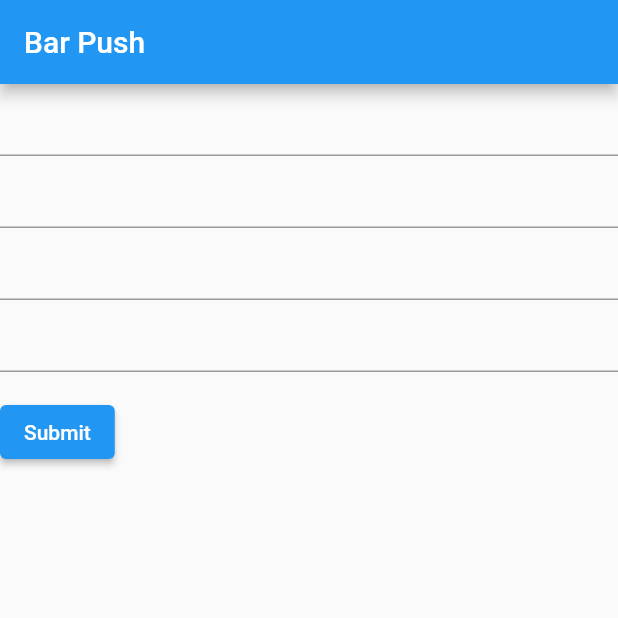
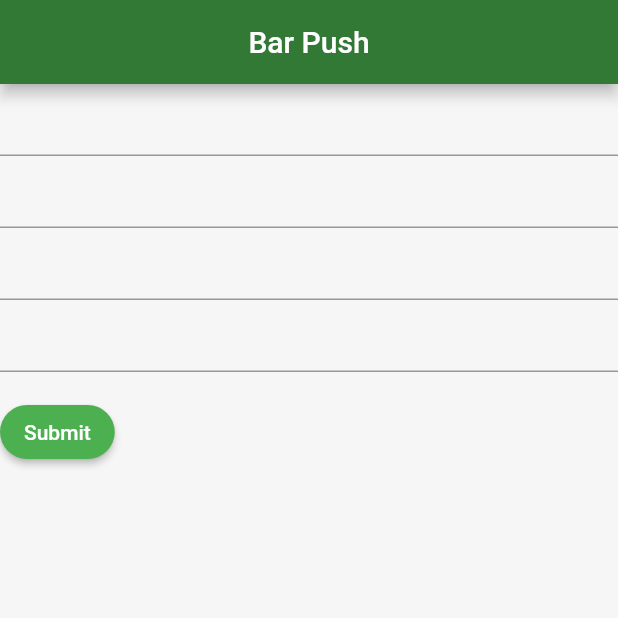
Before and after one commit to jcolon030/DevPost-Code-Green, a Flutter app: the screen it shows after launch, on a phone screen of 412 x 824 dp, the top half of it. Run offline on Flutter 3.47's test engine with Material 2 defaults, Android fonts, the phone set to English and light mode, and no system bars; our stand-ins replace firebase_auth, firebase_core, firebase_database, google_maps_flutter; accounts and stored records are empty.

Commit message:
Sign up page update

```diff
--- a/lib/main.dart
+++ b/lib/main.dart
@@ -4,6 +4,7 @@ import 'package:firebase_database/firebase_database.dart';
 import 'package:flutter/material.dart';
 import 'package:firebase_auth/firebase_auth.dart';
 import 'main_page.dart';
+import "sign_up.dart";
 
 void main() async {
   WidgetsFlutterBinding.ensureInitialized();
@@ -21,139 +22,15 @@ class MyApp extends StatelessWidget {
     const appTitle = 'Bar Push';
 
     return MaterialApp(
-      title: appTitle,
-      home: Scaffold(
-        appBar: AppBar(
-          title: const Text(appTitle),
-        ),
-        body: const MyCustomForm(),
-      ),
-    );
+        title: appTitle,
+        theme: ThemeData(
+            primaryColor: Color.fromARGB(255, 51, 121, 54),
+            primarySwatch: Colors.green,
+            scaffoldBackgroundColor: Color.fromARGB(255, 247, 246, 246),
+            elevatedButtonTheme: ElevatedButtonThemeData(
+                style: ElevatedButton.styleFrom(
+                    shape: RoundedRectangleBorder(
+                        borderRadius: BorderRadius.circular(20))))),
+        home: MyCustomForm());
   }
 }
-
-// Create a Form widget.
-class MyCustomForm extends StatefulWidget {
-  const MyCustomForm({super.key});
-
-  @override
-  MyCustomFormState createState() {
-    return MyCustomFormState();
-  }
-}
-
-// Create a corresponding State class.
-// This class holds data related to the form.
-class MyCustomFormState extends State<MyCustomForm> {
-  // Create a global key that uniquely identifies the Form widget
-  // and allows validation of the form.
-  //
-  // Note: This is a GlobalKey<FormState>,
-  // not a GlobalKey<MyCustomFormState>.
-
-  DatabaseReference database = FirebaseDatabase.instance.ref("Users");
-
-  final email = TextEditingController();
-  final name = TextEditingController();
-  final phone = TextEditingController();
-  final gender = TextEditingController();
-  final _formKey = GlobalKey<FormState>();
-
-  String user_email = "";
-  String user_name = "";
-  String user_phone = "";
-  String user_gender = "";
-
-  void _getText() {
-    setState(() {
-      user_email = email.text;
-      user_name = name.text;
-      user_phone = phone.text;
-      user_gender = gender.text;
-    });
-  }
-
-  void get_user_cords() {}
-
-  void submit_user() async {
-    await database.push().set({
-      "email": user_email,
-      "name": user_name,
-      "phone": user_phone,
-      "gender": user_gender
-    });
-  }
-
-  @override
-  Widget build(BuildContext context) {
-    // Build a Form widget using the _formKey created above.
-    return Form(
-      key: _formKey,
-      child: Column(
-        crossAxisAlignment: CrossAxisAlignment.start,
-        children: [
-          TextFormField(
-            controller: email,
-            // The validator receives the text that the user has entered.
-            validator: (value) {
-              if (value == null || value.isEmpty) {
-                return 'Please enter some text';
-              }
-              return null;
-            },
-          ),
-          TextFormField(
-            controller: name,
-            // The validator receives the text that the user has entered.
-            validator: (value) {
-              if (value == null || value.isEmpty) {
-                return 'Please enter some text';
-              }
-              return null;
-            },
-          ),
-          TextFormField(
-            controller: phone,
-            // The validator receives the text that the user has entered.
-            validator: (value) {
-              if (value == null || value.isEmpty) {
-                return 'Please enter some text';
-              }
-              return null;
-            },
-          ),
-          TextFormField(
-            controller: gender,
-            // The validator receives the text that the user has entered.
-            validator: (value) {
-              if (value == null || value.isEmpty) {
-                return 'Please enter some text';
-              }
-              return null;
-            },
-          ),
-          Padding(
-            padding: const EdgeInsets.symmetric(vertical: 16.0),
-            child: ElevatedButton(
-              onPressed: () {
-                _getText();
-                submit_user();
-                Navigator.push(context,
-                    MaterialPageRoute(builder: (context) => const MyApp2()));
-                // Validate returns true if the form is valid, or false otherwise.
-                if (_formKey.currentState!.validate()) {
-                  // If the form is valid, display a snackbar. In the real world,
-                  // you'd often call a server or save the information in a database.
-                  ScaffoldMessenger.of(context).showSnackBar(
-                    const SnackBar(content: Text('Processing Data')),
-                  );
-                }
-              },
-              child: const Text('Submit'),
-            ),
-          ),
-        ],
-      ),
-    );
-  }
-}
--- /dev/null
+++ b/lib/sign_up.dart
@@ -0,0 +1,141 @@
+import 'package:firebase_core/firebase_core.dart';
+import 'firebase_options.dart';
+import 'package:firebase_database/firebase_database.dart';
+import 'package:flutter/material.dart';
+import 'package:firebase_auth/firebase_auth.dart';
+import 'main_page.dart';
+
+// Create a Form widget.
+class MyCustomForm extends StatefulWidget {
+  const MyCustomForm({super.key});
+
+  @override
+  MyCustomFormState createState() {
+    return MyCustomFormState();
+  }
+}
+
+// Create a corresponding State class.
+// This class holds data related to the form.
+class MyCustomFormState extends State<MyCustomForm> {
+  // Create a global key that uniquely identifies the Form widget
+  // and allows validation of the form.
+  //
+  // Note: This is a GlobalKey<FormState>,
+  // not a GlobalKey<MyCustomFormState>.
+
+  DatabaseReference database = FirebaseDatabase.instance.ref("Users");
+
+  final email = TextEditingController();
+  final name = TextEditingController();
+  final phone = TextEditingController();
+  final gender = TextEditingController();
+  final _formKey = GlobalKey<FormState>();
+
+  String user_email = "";
+  String user_name = "";
+  String user_phone = "";
+  String user_gender = "";
+
+  void _getText() {
+    setState(() {
+      user_email = email.text;
+      user_name = name.text;
+      user_phone = phone.text;
+      user_gender = gender.text;
+    });
+  }
+
+  void get_user_cords() {}
+
+  void submit_user() async {
+    await database.push().set({
+      "email": user_email,
+      "name": user_name,
+      "phone": user_phone,
+      "gender": user_gender
+    });
+  }
+
+  @override
+  Widget build(BuildContext context) {
+    // Build a Form widget using the _formKey created above.
+
+    return Scaffold(
+        appBar: AppBar(
+          backgroundColor: Theme.of(context).primaryColor,
+          centerTitle: true,
+          title: const Text('Bar Push'),
+        ),
+        body: Form(
+          key: _formKey,
+          child: Column(
+            crossAxisAlignment: CrossAxisAlignment.start,
+            children: [
+              TextFormField(
+                controller: email,
+                // The validator receives the text that the user has entered.
+                validator: (value) {
+                  if (value == null || value.isEmpty) {
+                    return 'Please enter some text';
+                  }
+                  return null;
+                },
+              ),
+              TextFormField(
+                controller: name,
+                // The validator receives the text that the user has entered.
+                validator: (value) {
+                  if (value == null || value.isEmpty) {
+                    return 'Please enter some text';
+                  }
+                  return null;
+                },
+              ),
+              TextFormField(
+                controller: phone,
+                // The validator receives the text that the user has entered.
+                validator: (value) {
+                  if (value == null || value.isEmpty) {
+                    return 'Please enter some text';
+                  }
+                  return null;
+                },
+              ),
+              TextFormField(
+                controller: gender,
+                // The validator receives the text that the user has entered.
+                validator: (value) {
+                  if (value == null || value.isEmpty) {
+                    return 'Please enter some text';
+                  }
+                  return null;
+                },
+              ),
+              Padding(
+                padding: const EdgeInsets.symmetric(vertical: 16.0),
+                child: ElevatedButton(
+                  onPressed: () {
+                    _getText();
+                    submit_user();
+                    Navigator.push(
+                        context,
+                        MaterialPageRoute(
+                            builder: (context) => const MyApp2()));
+                    // Validate returns true if the form is valid, or false otherwise.
+                    if (_formKey.currentState!.validate()) {
+                      // If the form is valid, display a snackbar. In the real world,
+                      // you'd often call a server or save the information in a database.
+                      ScaffoldMessenger.of(context).showSnackBar(
+                        const SnackBar(content: Text('Processing Data')),
+                      );
+                    }
+                  },
+                  child: const Text('Submit'),
+                ),
+              ),
+            ],
+          ),
+        ));
+  }
+}
```
